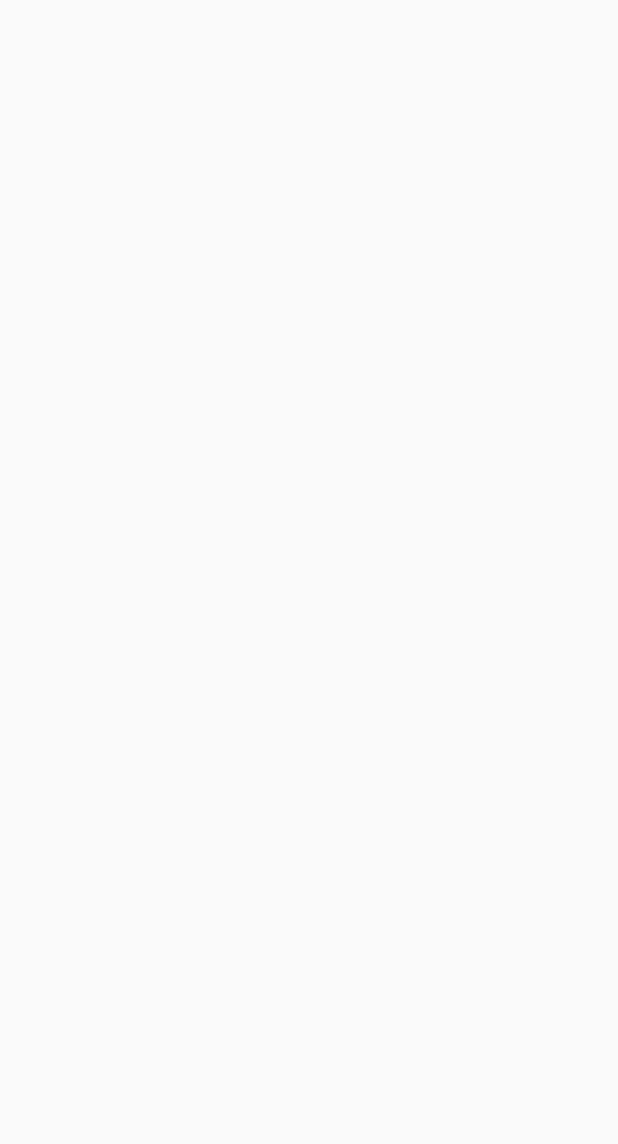
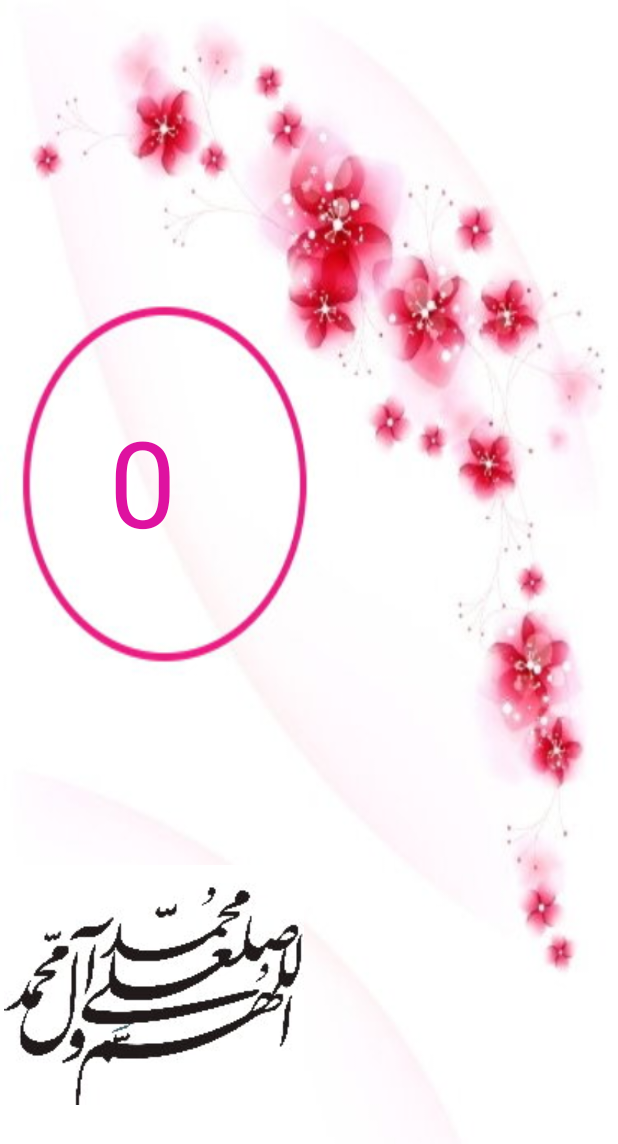
Before and after one commit to NARI1108/Count_Blessings_And_Days, an Android app: the blessing_Activity screen opened directly, with no data from a screen before it, on a phone screen of 412 x 824 dp. Before the commit the part shown is empty. Shown: the top 1144 px of the screen. Run offline under Robolectric (Android 15) with nearby library versions, the phone set to English and light mode, and no system bars.

Commit message:
Create an XML layer for the blessings activity that contains the appearance of the activity.

```diff
--- a/app/src/main/res/layout/activity_blessing.xml
+++ b/app/src/main/res/layout/activity_blessing.xml
@@ -1,9 +1,40 @@
 <?xml version="1.0" encoding="utf-8"?>
-<androidx.constraintlayout.widget.ConstraintLayout xmlns:android="http://schemas.android.com/apk/res/android"
+<LinearLayout xmlns:android="http://schemas.android.com/apk/res/android"
     xmlns:app="http://schemas.android.com/apk/res-auto"
     xmlns:tools="http://schemas.android.com/tools"
     android:layout_width="match_parent"
     android:layout_height="match_parent"
-    tools:context=".blessing_Activity">
+    tools:context=".blessing_Activity"
+    android:orientation="vertical"
+    android:background="@drawable/background_1">
 
-</androidx.constraintlayout.widget.ConstraintLayout>
+    <LinearLayout
+        android:layout_width="match_parent"
+        android:layout_height="0dp"
+        android:layout_weight=".7"
+        android:orientation="vertical">
+
+        <TextView
+            android:id="@+id/txt_show"
+            android:layout_width="190dp"
+            android:layout_height="0dp"
+            android:layout_marginTop="65dp"
+            android:layout_weight="1"
+            android:gravity="center"
+            android:text="@string/zero"
+            android:textColor="#de12a0"
+            android:textSize="80sp" />
+    </LinearLayout>
+
+    <LinearLayout
+        android:layout_width="match_parent"
+        android:layout_height="0dp"
+        android:layout_weight=".3"
+        android:orientation="vertical">
+        <ImageButton
+            android:id="@+id/image_button"
+            android:layout_width="205dp"
+            android:layout_height="160dp"
+            android:src="@drawable/background_2"/>
+    </LinearLayout>
+</LinearLayout>
--- a/app/src/main/res/layout/activity_main.xml
+++ b/app/src/main/res/layout/activity_main.xml
@@ -5,7 +5,7 @@
     android:layout_width="match_parent"
     android:layout_height="match_parent"
     android:orientation="vertical"
-    android:background="@drawable/background"
+    android:background="@drawable/background_0"
     tools:context=".MainActivity">
     <androidx.appcompat.widget.Toolbar
         android:layout_width="match_parent"
--- a/app/src/main/res/values/strings.xml
+++ b/app/src/main/res/values/strings.xml
@@ -4,4 +4,5 @@
     <string name="count_days">ذکر ایام هفته</string>
     <string name="exit">خروج</string>
     <string name="text_title">ذکر ایام هفته و صلوات شمار</string>
+    <string name="zero">0</string>
 </resources>
```
Also changed, not shown: app/src/main/res/drawable/background_0.png (renamed from app/src/main/res/drawable/background.png), app/src/main/res/drawable/background_1.jpg (added), app/src/main/res/drawable/background_2.jpg (added).
